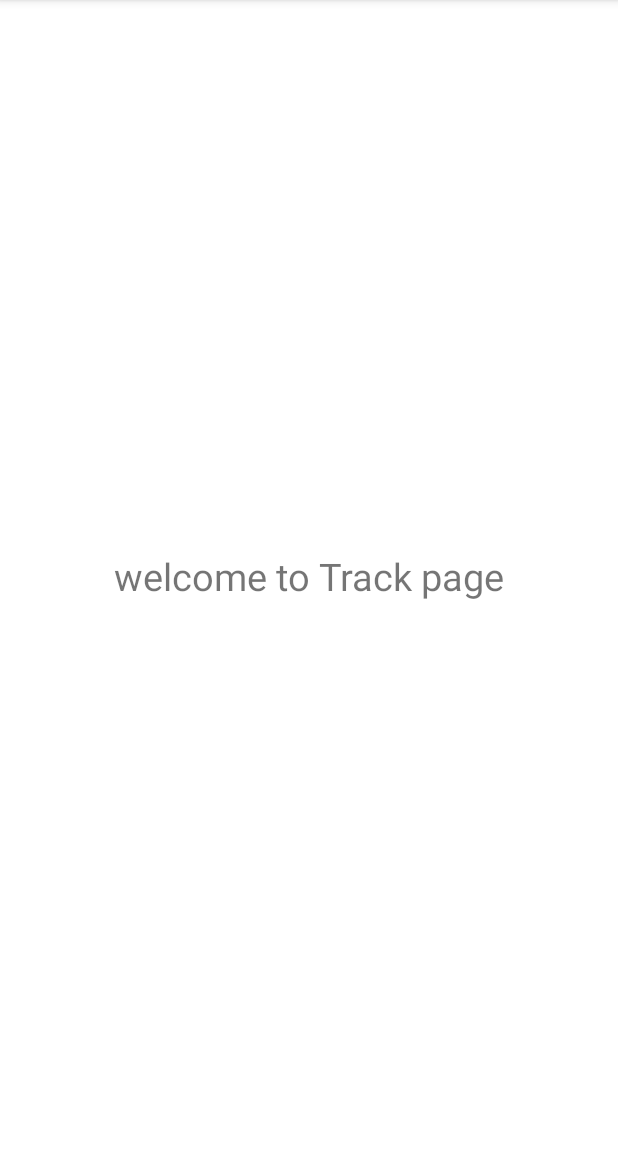
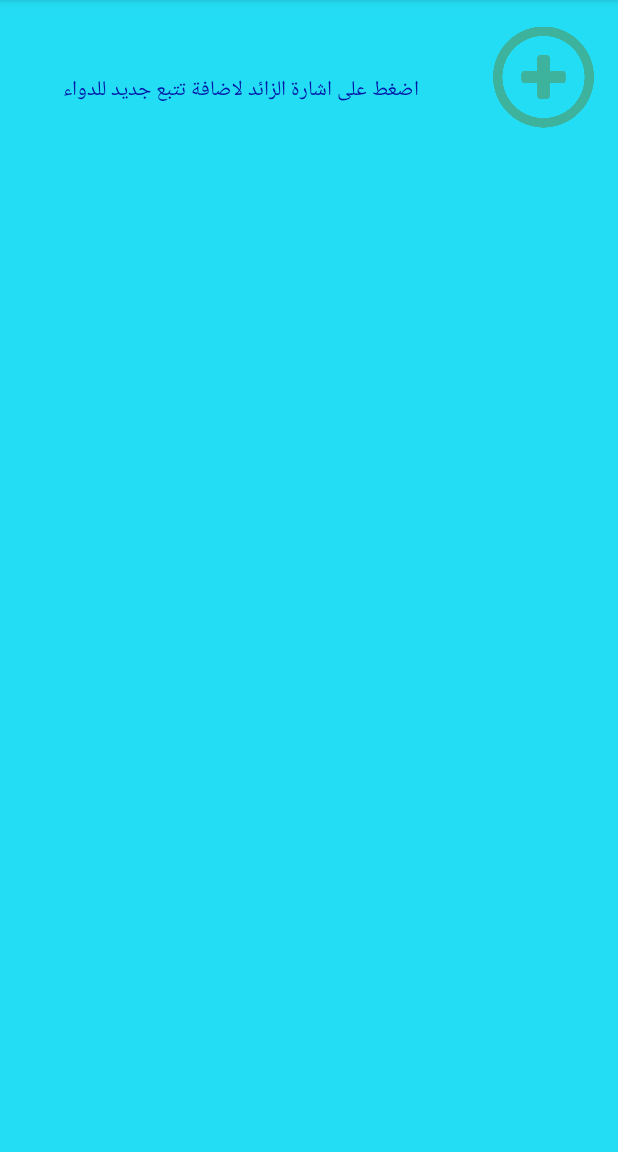
Before and after one commit to damouni/TherapyApp, an Android app: the TrackActivity screen opened directly, with no data from a screen before it, on a phone screen of 412 x 824 dp, the part 84-1236 px from its top. Run offline under Robolectric (Android 15) with nearby library versions, the phone set to English and light mode, and no system bars.

Commit message:
strat designin the TrackActivity

```diff
--- a/app/src/main/res/layout/activity_track.xml
+++ b/app/src/main/res/layout/activity_track.xml
@@ -4,16 +4,32 @@
     xmlns:tools="http://schemas.android.com/tools"
     android:layout_width="match_parent"
     android:layout_height="match_parent"
+    android:background="#23DDF4"
     tools:context=".TrackActivity">
+
+    <ImageView
+        android:id="@+id/imageView2"
+        android:layout_width="67dp"
+        android:layout_height="69dp"
+        app:layout_constraintBottom_toBottomOf="parent"
+        app:layout_constraintEnd_toEndOf="parent"
+        app:layout_constraintHorizontal_bias="0.953"
+        app:layout_constraintStart_toStartOf="parent"
+        app:layout_constraintTop_toTopOf="parent"
+        app:layout_constraintVertical_bias="0.024"
+        app:srcCompat="@drawable/plus" />
 
     <TextView
         android:id="@+id/textView2"
-        android:layout_width="wrap_content"
-        android:layout_height="wrap_content"
-        android:text="welcome to Track page"
-        android:textSize="25sp"
+        android:layout_width="307dp"
+        android:layout_height="112dp"
+        android:gravity="center"
+        android:text="اضغط على اشارة الزائد لاضافة تتبع جديد للدواء  "
+        android:textColor="#0213A5"
         app:layout_constraintBottom_toBottomOf="parent"
-        app:layout_constraintEnd_toEndOf="parent"
+        app:layout_constraintEnd_toStartOf="@+id/imageView2"
+        app:layout_constraintHorizontal_bias="0.19"
         app:layout_constraintStart_toStartOf="parent"
-        app:layout_constraintTop_toTopOf="parent" />
+        app:layout_constraintTop_toTopOf="parent"
+        app:layout_constraintVertical_bias="0.006" />
 </androidx.constraintlayout.widget.ConstraintLayout>
--- a/build.gradle
+++ b/build.gradle
@@ -5,7 +5,7 @@ buildscript {
         jcenter()
     }
     dependencies {
-        classpath "com.android.tools.build:gradle:4.1.1"
+        classpath 'com.android.tools.build:gradle:4.1.2'
 
         // NOTE: Do not place your application dependencies here; they belong
         // in the individual module build.gradle files
```
Also changed, not shown: app/src/main/res/drawable/dwa1123.png (added), app/src/main/res/drawable/medium3242.jpg (added), app/src/main/res/drawable/plus.png (added).
